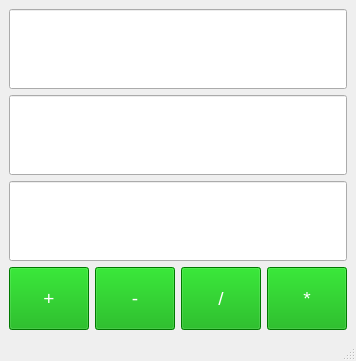
First picture: the form in 37_module_sbx_calc.ui, repository PetrovSergeyAleksandrovich/37_module_sbx, before the edit.
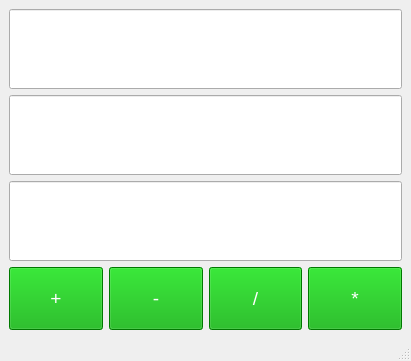
Second picture: the form after the edit.

Diff of the .ui file:
```diff
--- a/37_module_sbx_calc.ui
+++ b/37_module_sbx_calc.ui
@@ -6,7 +6,7 @@
    <rect>
     <x>0</x>
     <y>0</y>
-    <width>340</width>
+    <width>411</width>
     <height>361</height>
    </rect>
   </property>
@@ -221,7 +221,15 @@
     </rect>
    </property>
   </widget>
-  <widget class="QStatusBar" name="statusbar"/>
+  <widget class="QStatusBar" name="statusbar">
+   <property name="font">
+    <font>
+     <weight>75</weight>
+     <italic>true</italic>
+     <bold>true</bold>
+    </font>
+   </property>
+  </widget>
  </widget>
  <resources/>
  <connections/>
```
Left out of the diff: 81 changed lines with no effect on the pictures.
